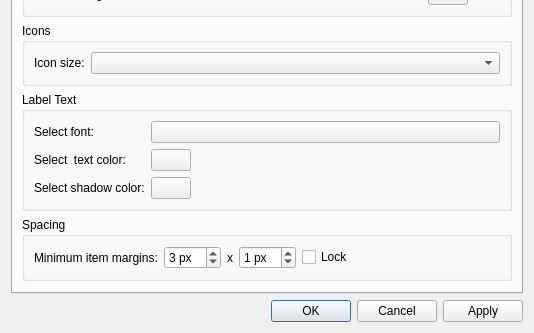
Old version of the form pcmanfm/desktop-preferences.ui in the repository lxqt/pcmanfm-qt; both pictures show x 0 to 534 and y 168 to 501 of the 534 by 501 pixel window.
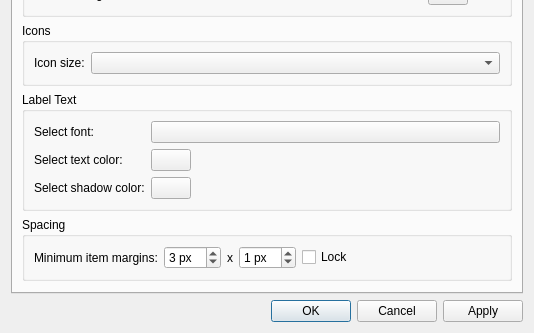
New version of the form. Icons and pictures are not drawn. Custom widgets are drawn as their Qt base class.

Commit message: Remove duplicate space in desktop-preferences.ui

```diff
--- a/pcmanfm/desktop-preferences.ui
+++ b/pcmanfm/desktop-preferences.ui
@@ -173,7 +173,7 @@
              </sizepolicy>
             </property>
             <property name="text">
-             <string>Select  text color:</string>
+             <string>Select text color:</string>
             </property>
            </widget>
           </item>
```
